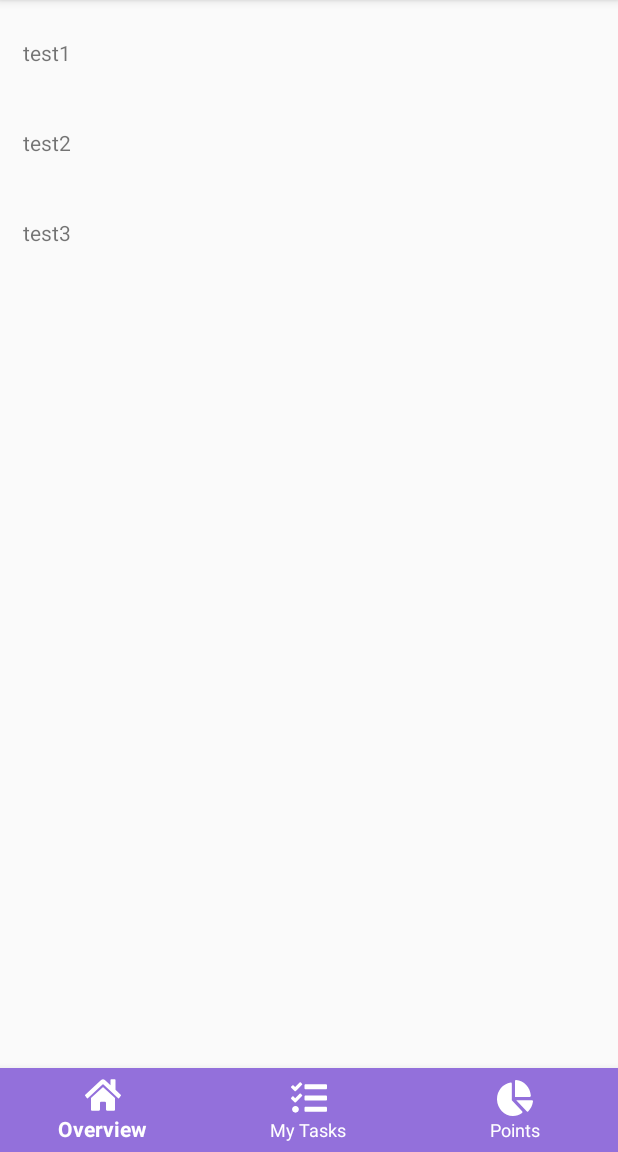
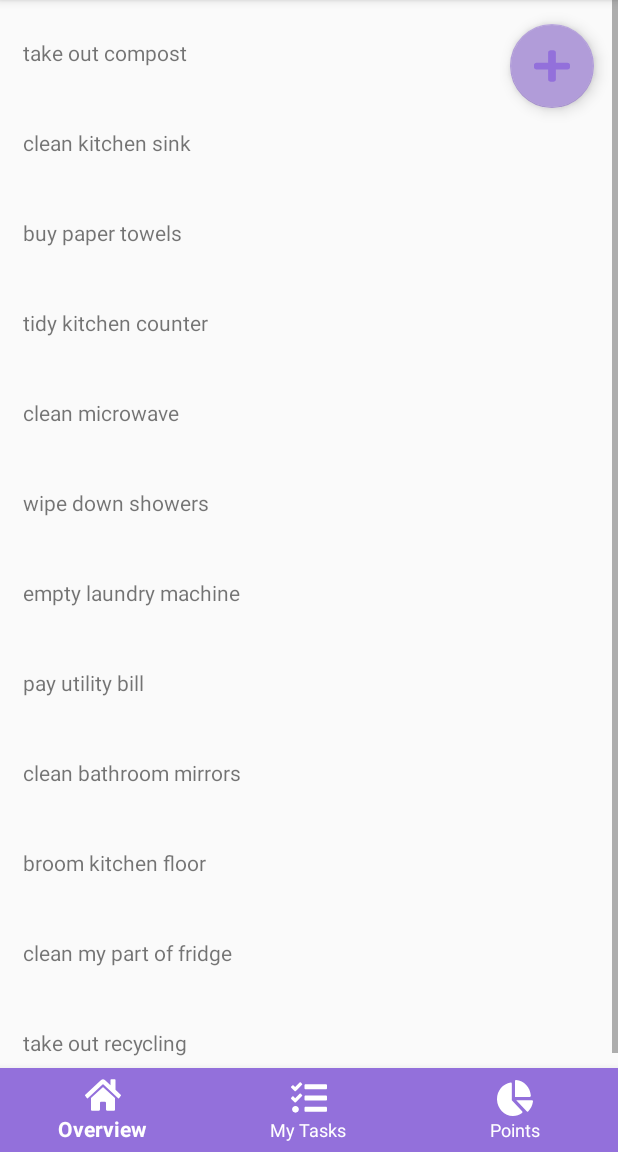
Before and after one commit to anhyesun/ShareChore, an Android app: the fragment MyTasksFragment placed in its activity, on a phone screen of 412 x 824 dp, the part 84-1236 px from its top. Run offline under Robolectric (Android 15) with nearby library versions, the phone set to English and light mode, and no system bars; our stand-ins replace ButterKnife.

Commit message:
modified dummy string values floating button connects to new task page

```diff
--- a/app/src/main/java/com/example/naoreen/cmdf/MyAdapter.java
+++ b/app/src/main/java/com/example/naoreen/cmdf/MyAdapter.java
@@ -23,6 +23,7 @@ class MyAdapter extends RecyclerView.Adapter<MyAdapter.MyViewHolder>{
         MyViewHolder(LinearLayout v){
             super(v);
             textView = v.findViewById(R.id.task_description);
+
         }
     }
 
--- a/app/src/main/java/com/example/naoreen/cmdf/MyTasksFragment.java
+++ b/app/src/main/java/com/example/naoreen/cmdf/MyTasksFragment.java
@@ -1,6 +1,8 @@
 package com.example.naoreen.cmdf;
 
+import android.content.Intent;
 import android.os.Bundle;
+import android.support.design.widget.FloatingActionButton;
 import android.support.v4.app.Fragment;
 import android.support.v7.widget.DefaultItemAnimator;
 import android.support.v7.widget.LinearLayoutManager;
@@ -8,20 +10,28 @@ import android.support.v7.widget.RecyclerView;
 import android.view.LayoutInflater;
 import android.view.View;
 import android.view.ViewGroup;
+import android.widget.Button;
 
 import java.lang.reflect.Array;
 import java.util.ArrayList;
+
+import butterknife.BindView;
 
 public class MyTasksFragment extends Fragment {
     private RecyclerView recyclerView;
     private RecyclerView.Adapter mAdapter;
     private RecyclerView.LayoutManager layoutManager;
-    String[] tempData = new String[]{"test1", "test2", "test3"};
+    FloatingActionButton fab;
+
+    String[] tempData = new String[]{"take out compost", "clean kitchen sink", "buy paper towels",
+            "tidy kitchen counter", "clean microwave", "wipe down showers", "empty laundry machine", "pay utility bill"
+    , "clean bathroom mirrors", "broom kitchen floor", "clean my part of fridge", "take out recycling", "mop bathroom floor", "replace kitchen towel"};
 
     @Override
     public View onCreateView(LayoutInflater inflater, ViewGroup parent, Bundle savedInstantState){
         View rootView= inflater.inflate(R.layout.fragment_mytasks, parent, false);
         recyclerView = rootView.findViewById(R.id.my_tasks_recycler_view);
+        fab = rootView.findViewById(R.id.fab);
 
         // create an adapter
         mAdapter = new MyAdapter(tempData);
@@ -37,6 +47,7 @@ public class MyTasksFragment extends Fragment {
         // set item animator to DefaultAnimator
         recyclerView.setItemAnimator(new DefaultItemAnimator());
 
+
         return rootView;
 
 
@@ -49,6 +60,16 @@ public class MyTasksFragment extends Fragment {
         // Setup any handles to view objects here
         // EditText etFoo = (EditText) view.findViewById(R.id.etFoo);
 
+        //fab = (Button) recyclerView.findViewById(R.id.fab);
+
+        fab.setOnClickListener(new View.OnClickListener() {
+            @Override
+            public void onClick(View v) {
+                Intent i = new Intent(getContext(), NewTask.class);
+                startActivity(i);
+            }
+        });
+
 
     }
 
--- /dev/null
+++ b/app/src/main/res/drawable/ic_plus_solid.xml
@@ -0,0 +1,4 @@
+<vector android:height="24dp" android:viewportHeight="512"
+    android:viewportWidth="448" android:width="24dp" xmlns:android="http://schemas.android.com/apk/res/android">
+    <path android:fillColor="#9370DB" android:pathData="M416,208H272V64c0,-17.67 -14.33,-32 -32,-32h-32c-17.67,0 -32,14.33 -32,32v144H32c-17.67,0 -32,14.33 -32,32v32c0,17.67 14.33,32 32,32h144v144c0,17.67 14.33,32 32,32h32c17.67,0 32,-14.33 32,-32V304h144c17.67,0 32,-14.33 32,-32v-32c0,-17.67 -14.33,-32 -32,-32z"/>
+</vector>
--- a/app/src/main/res/layout/fragment_mytasks.xml
+++ b/app/src/main/res/layout/fragment_mytasks.xml
@@ -10,4 +10,12 @@
     android:layout_height="match_parent"
     xmlns:android="http://schemas.android.com/apk/res/android" />
 
+    <android.support.design.widget.FloatingActionButton
+        android:id="@+id/fab"
+        android:layout_width="wrap_content"
+        android:layout_height="wrap_content"
+        android:layout_gravity="end|top"
+        android:src="@drawable/ic_plus_solid"
+        android:layout_margin="16dp" />
+
 </FrameLayout>
```
